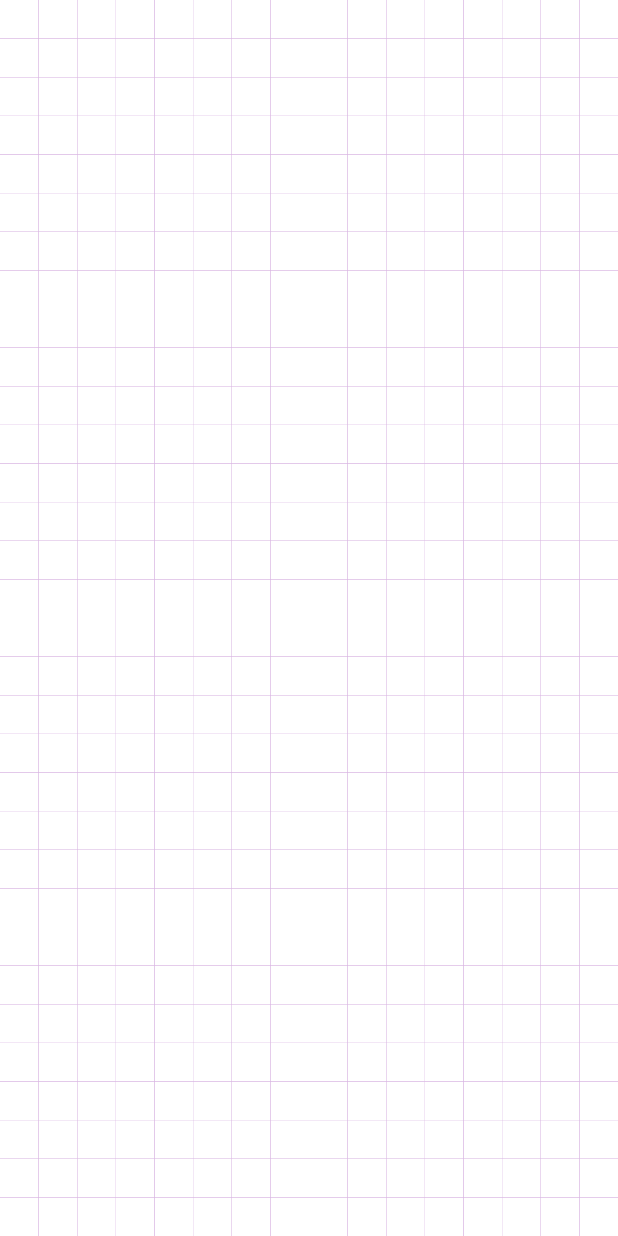
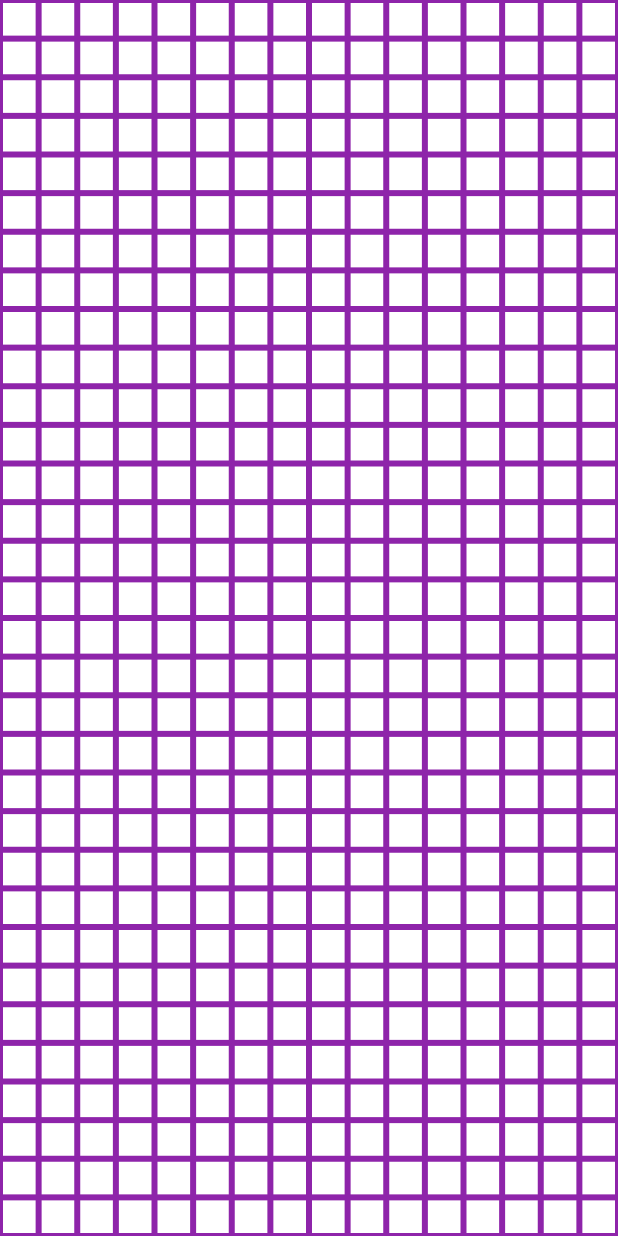
Before and after one commit to GregSym/conway_game_of_life, a Flutter app: the screen it shows after launch, on a phone screen of 412 x 824 dp. Run offline on Flutter 3.47's test engine with Material 2 defaults, Android fonts, the phone set to English and light mode, and no system bars.

Commit message:
added missing enumerate func, finished setter for grid values

```diff
--- a/lib/src/screens/gol_grid_screen.dart
+++ b/lib/src/screens/gol_grid_screen.dart
@@ -2,6 +2,16 @@ import 'package:conway_game_of_life/src/constants/color_constants.dart';
 import 'package:conway_game_of_life/src/game_objects/gol_truths.dart';
 import 'package:flutter/material.dart';
 import 'package:provider/provider.dart';
+
+Iterable<MapEntry<int, T>> enumerate<T>(Iterable<T> items) sync* {
+  // https://stackoverflow.com/questions/54898767/enumerate-or-map-through-a-list-with-index-and-value-in-dart
+  // a way of sort of doing the thing other languages have by default
+  int index = 0;
+  for (T item in items) {
+    yield MapEntry(index, item);
+    index = index + 1;
+  }
+}
 
 class MaterialCanvasGoL extends StatelessWidget {
   @override
@@ -13,9 +23,12 @@ class MaterialCanvasGoL extends StatelessWidget {
             : GridView(
                 gridDelegate: SliverGridDelegateWithFixedCrossAxisCount(
                     crossAxisCount: _goLTruths.crossAxis),
-                children: _goLTruths.truths
-                    .expand(
-                        (row) => row.map((cell) => _cellWidget(context, cell)))
+                children: enumerate(_goLTruths.truths)
+                    .expand((row) => row.value
+                        .asMap()
+                        .map((col, cell) => MapEntry(
+                            col, _cellWidget(context, row.key, col, cell)))
+                        .values)
                     .toList(),
               ),
       ),
@@ -23,16 +36,19 @@ class MaterialCanvasGoL extends StatelessWidget {
     );
   }
 
-  Consumer<GoLTruths> _cellWidget(BuildContext context, bool e) {
+  Consumer<GoLTruths> _cellWidget(
+      BuildContext context, int row, int col, bool cell) {
     // returns the widget responsible for rendering each cell
     return Consumer<GoLTruths>(
-        builder: (context, _goLTruths, _) => Container(
-              padding: EdgeInsets.all(1.0),
-              color: e ? ColorConstants().aliveColor : Colors.white,
-              child: ListTile(
-                onTap: () => _goLTruths.toggleCell = CellLocation(
-                  row: 0,
-                  col: 0,
+        builder: (context, _goLTruths, _) => Padding(
+              padding: const EdgeInsets.all(2.0),
+              child: Container(
+                color: cell ? ColorConstants().aliveColor : Colors.white,
+                child: ListTile(
+                  onTap: () => _goLTruths.toggleCell = CellLocation(
+                    row: row,
+                    col: col,
+                  ),
                 ),
               ),
             ));
```
